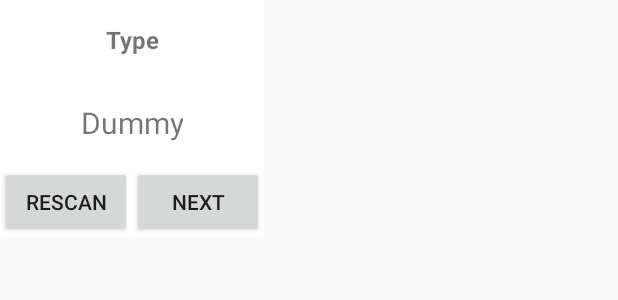
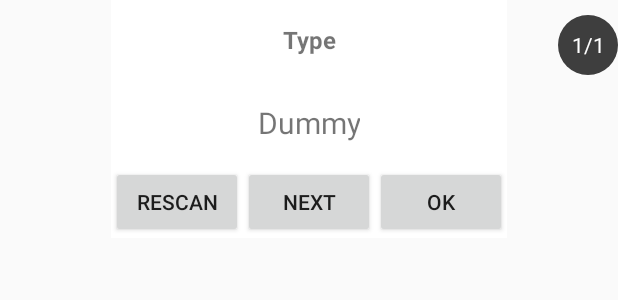
Before and after one commit to albytom/Camera2_ZBar, an Android app: the layout barcode_dialog.xml on its own in the app's theme, with its tools: preview values and no code run, on a phone screen of 412 x 824 dp. Shown: the top 300 px of the screen. Run offline under Robolectric (Android 15) with nearby library versions, the phone set to English and light mode, and no system bars.

Commit message:
multiple barcode support. zbar in jni

```diff
--- a/app/src/main/java/com/example/android/camera2basic/CvUtil.java
+++ b/app/src/main/java/com/example/android/camera2basic/CvUtil.java
@@ -11,7 +11,13 @@ public class CvUtil {
         return new Mat(A, new Rect(roi[0], roi[1], roi[2], roi[3]));
     }
 
+    public static String [] processZbar(Mat mat) {
+        return processZbar(mat.getNativeObjAddr());
+    }
+
 
     public static native int[] processMat(long matAddr);
 
+    public static native String [] processZbar(long matAddr);
+
 }
--- /dev/null
+++ b/app/src/main/res/drawable/circle_index_bg.xml
@@ -0,0 +1,12 @@
+<?xml version="1.0" encoding="utf-8"?>
+<shape
+    xmlns:android="http://schemas.android.com/apk/res/android"
+    android:shape="oval">
+
+    <solid
+        android:color="#3e3e3e"/>
+
+    <size
+        android:width="40dp"
+        android:height="40dp"/>
+</shape>
--- a/app/src/main/res/layout/barcode_dialog.xml
+++ b/app/src/main/res/layout/barcode_dialog.xml
@@ -8,6 +8,7 @@
     android:layout_height="wrap_content"
     android:keepScreenOn="true"
     tools:ignore="MissingDefaultResource">
+
     <LinearLayout
         android:layout_width="wrap_content"
         android:layout_height="wrap_content"
@@ -46,13 +47,30 @@
                 android:layout_weight="1"
                 android:text="Rescan"/>
             <Button
+                android:id="@+id/nxt_btn"
+                android:layout_width="wrap_content"
+                android:layout_height="wrap_content"
+                android:layout_weight="1"
+                android:text="Next"/>
+            <Button
                 android:id="@+id/ok_btn"
                 android:layout_width="wrap_content"
                 android:layout_height="wrap_content"
                 android:layout_weight="1"
-                android:text="Next"/>
+                android:text="OK"/>
         </LinearLayout>
     </LinearLayout>
-
+    <TextView
+        android:id="@+id/count_tv"
+        android:layout_width="40dp"
+        android:layout_height="40dp"
+        android:gravity="center"
+        android:background="@drawable/circle_index_bg"
+        android:layout_alignParentEnd="true"
+        android:layout_alignParentTop="true"
+        android:textColor="@color/icons"
+        android:text="1/1"
+        android:layout_margin="10dp"
+        android:singleLine="true"/>
 
 </RelativeLayout>
```
Also changed, not shown: app/src/main/java/com/example/android/camera2basic/Camera2BasicFragment.java (+104 -1 lines), app/src/main/java/com/example/android/camera2basic/ZbarData.java (added, +44 -0 lines), app/src/main/res/drawable/circle_scan_bg.xml (added, +12 -0 lines), app/src/main/res/layout-land/fragment_camera2_basic.xml (+20 -5 lines), 2 other files.
